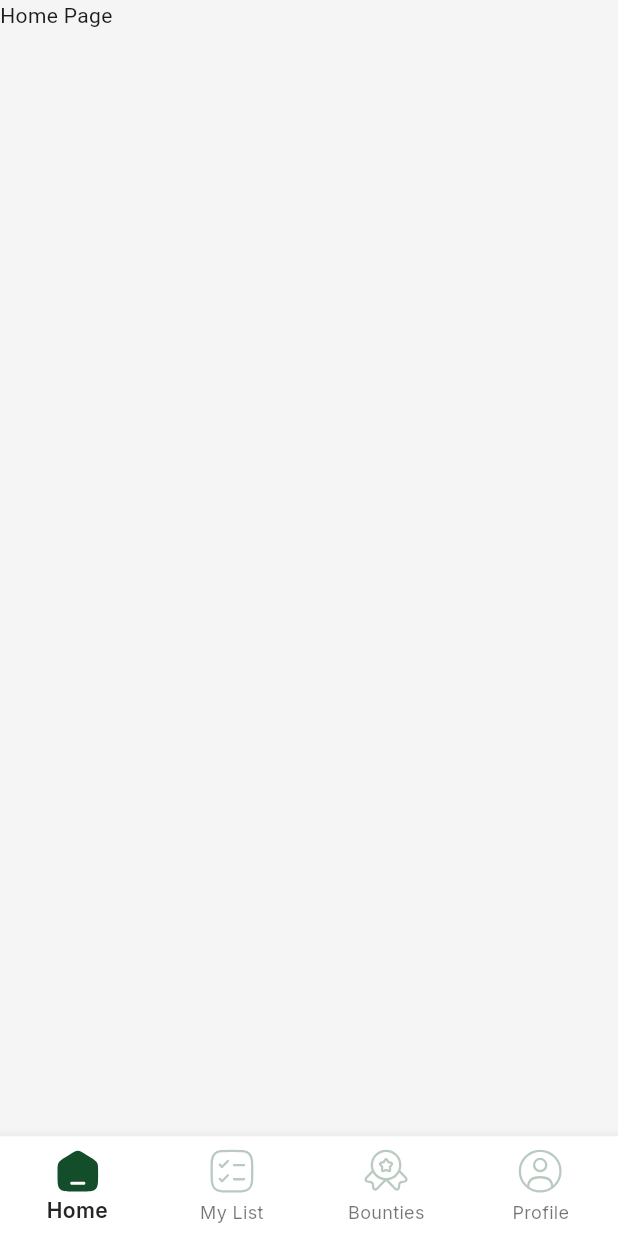
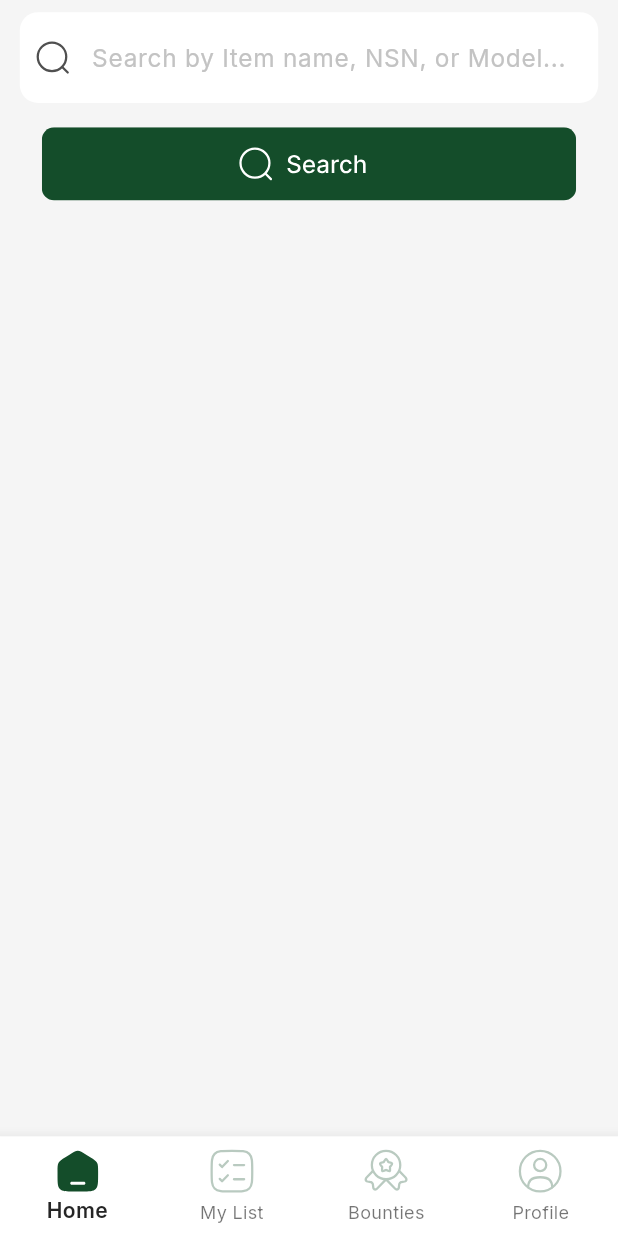
Before and after one commit to sajidrec/flutter_nsn, a Flutter app: the BottomNavbar screen opened by its route, on a phone screen of 412 x 824 dp. Run offline on Flutter 3.47's test engine with Material 3 defaults, Android fonts, the phone set to English and light mode, and no system bars; our stand-ins replace cached_network_image, flutter_screenutil, flutter_svg, get, google_fonts, pinput.

Commit message:
- Add some homepage components

```diff
--- a/lib/app/core/constants/app_assets.dart
+++ b/lib/app/core/constants/app_assets.dart
@@ -19,4 +19,6 @@ class AppAssets {
       "assets/icons/bounties_filled_icon.svg";
   static const String myProfileIconFilled =
       "assets/icons/my_profile_filled_icon.svg";
+  static const String searchIcon = "assets/icons/search_icon.svg";
+  static const String searchButton = "assets/icons/search_button.svg";
 }
--- a/lib/app/core/constants/app_colors.dart
+++ b/lib/app/core/constants/app_colors.dart
@@ -12,4 +12,5 @@ class AppColors {
   static const Color disabledGreenTextColor = Color(0xff9AAAA0);
   static const Color semiGreenPinPutBG = Color(0xffB9CAC0);
   static const Color pinputBorderGreen = Color(0xff196843);
+  static const Color lightGreenBg = Color(0xffE8EEEA);
 }
--- a/lib/app/modules/home_page/presentation/views/home_page.dart
+++ b/lib/app/modules/home_page/presentation/views/home_page.dart
@@ -1,14 +1,53 @@
 import 'package:flutter/material.dart';
+import 'package:flutter_screenutil/flutter_screenutil.dart';
+import 'package:flutter_svg/svg.dart';
+import 'package:nsn/app/global_widgets/text_field_widget.dart';
 
-class HomePage extends StatelessWidget {
+import '../../../../core/constants/app_assets.dart';
+
+class HomePage extends StatefulWidget {
   const HomePage({super.key});
+
+  @override
+  State<HomePage> createState() => _HomePageState();
+}
+
+class _HomePageState extends State<HomePage> {
+  final TextEditingController _searchController = TextEditingController();
+
+  @override
+  void dispose() {
+    _searchController.dispose();
+    super.dispose();
+  }
+
+  // TODO: Implement bg color behind the search
 
   @override
   Widget build(BuildContext context) {
     return SafeArea(
       child: Scaffold(
         body: SingleChildScrollView(
-          child: Column(children: [Text("Home Page")]),
+          child: Padding(
+            padding: EdgeInsets.symmetric(horizontal: 12.w),
+            child: Column(
+              children: [
+                SizedBox(height: 8.h),
+                TextFieldWidget(
+                  tec: _searchController,
+                  iconPath: AppAssets.searchIcon,
+                  hintText: "Search by Item name, NSN, or Model...",
+                  isPasswordTextField: false,
+                ),
+                SizedBox(height: 16.h),
+                SizedBox(
+                  width: double.infinity,
+                  height: 48.h,
+                  child: SvgPicture.asset(AppAssets.searchButton),
+                ),
+              ],
+            ),
+          ),
         ),
       ),
     );
```
Also changed, not shown: assets/icons/search_button.svg (added), assets/icons/search_icon.svg (added).
